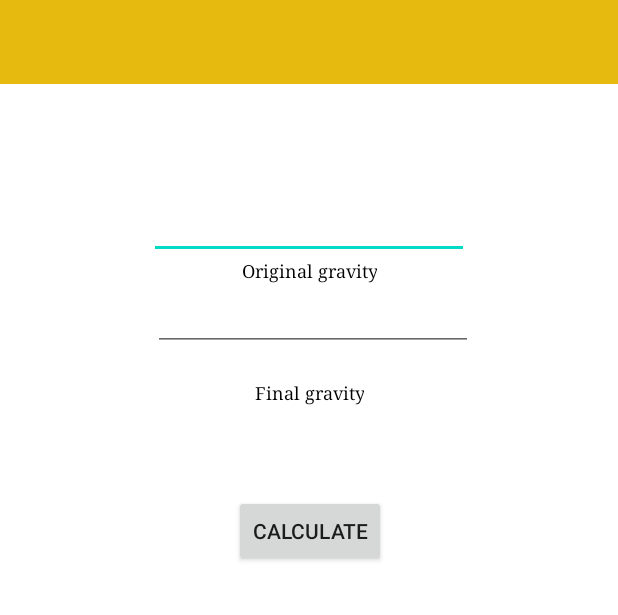
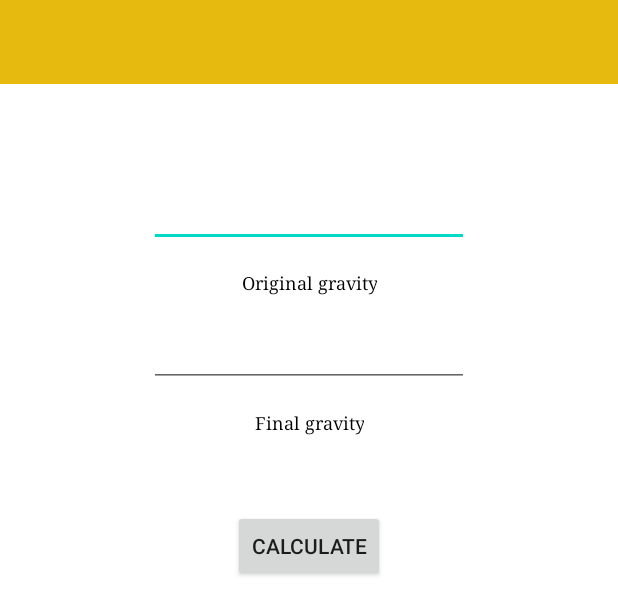
Before and after one commit to Infamiee/Brewminator, an Android app: the layout activity_abv_calculator.xml on its own in the app's theme, with its tools: preview values and no code run, on a phone screen of 412 x 824 dp. Shown: the top 615 px of the screen. Run offline under Robolectric (Android 15) with nearby library versions, the light colour scheme and no system bars; Roboto replaces fonts that are not available here.

Commit message:
BREW-47 BugFix

```diff
--- a/app/src/main/java/pl/nzi/brewminator/AbvCalculatorActivity.java
+++ b/app/src/main/java/pl/nzi/brewminator/AbvCalculatorActivity.java
@@ -64,6 +64,9 @@ public class AbvCalculatorActivity extends AppCompatActivity {
                 }catch (WrongGravitiesException e){
                     result.setText(e.getMessage());
                 }
+                catch (NumberFormatException e){
+                    result.setText("Gravities should be numbers");
+                }
 
 
             }
--- a/app/src/main/res/layout/activity_abv_calculator.xml
+++ b/app/src/main/res/layout/activity_abv_calculator.xml
@@ -19,38 +19,34 @@
             android:layout_width="match_parent"
             android:layout_height="wrap_content">
 
-
             <TextView
                 android:id="@+id/result"
-                android:layout_width="wrap_content"
+                android:layout_width="match_parent"
                 android:layout_height="wrap_content"
                 android:fontFamily="serif"
                 android:textAlignment="center"
                 android:textColor="#000000"
                 android:textSize="24sp"
                 android:layout_centerHorizontal="true"
-                android:layout_marginTop="20dp"/>
+                android:layout_marginTop="@dimen/activity_vertical_margin"/>
 
             <EditText
                 android:id="@+id/fg"
                 android:layout_width="wrap_content"
                 android:layout_height="wrap_content"
-                android:layout_marginStart="102dp"
-                android:layout_marginEnd="96dp"
-                android:layout_marginBottom="20dp"
+                android:layout_centerHorizontal="true"
+                android:layout_marginTop="@dimen/activity_vertical_margin"
                 android:ems="10"
                 android:inputType="numberDecimal"
                 android:layout_below="@+id/textog"
-                app:layout_constraintBottom_toBottomOf="parent"
-                app:layout_constraintEnd_toEndOf="parent"
-                app:layout_constraintStart_toStartOf="parent" />
+                />
 
             <EditText
                 android:id="@+id/og"
                 android:layout_width="wrap_content"
                 android:layout_height="wrap_content"
                 android:layout_centerHorizontal="true"
-                android:layout_marginTop="20dp"
+                android:layout_marginTop="@dimen/activity_horizontal_margin"
                 android:ems="10"
                 android:inputType="numberDecimal"
                 android:layout_below="@+id/result"
@@ -69,6 +65,7 @@
                 android:text="@string/og"
                 android:textColor="#000000"
                 android:textSize="12sp"
+                android:layout_marginTop="@dimen/activity_vertical_margin"
                 />
 
             <TextView
@@ -78,6 +75,7 @@
                 android:layout_below="@+id/fg"
                 android:layout_centerHorizontal="true"
                 android:textAlignment="center"
+                android:layout_marginTop="@dimen/activity_vertical_margin"
                 android:fontFamily="serif"
                 android:labelFor="@+id/fg"
                 android:text="@string/fg"
@@ -89,8 +87,8 @@
                 android:layout_width="wrap_content"
                 android:layout_height="wrap_content"
                 android:layout_below="@+id/textfg"
-                android:layout_marginStart="156dp"
-                android:layout_marginTop="60dp"
+                android:layout_centerHorizontal="true"
+                android:layout_marginTop="50dp"
                 android:text="@string/calculate"
                 app:layout_constraintBottom_toTopOf="@+id/textfg"
                 app:layout_constraintStart_toStartOf="parent"
```
Also changed, not shown: app/src/main/java/pl/nzi/brewminator/calculator/AbvCalculator.java (+15 -6 lines).
